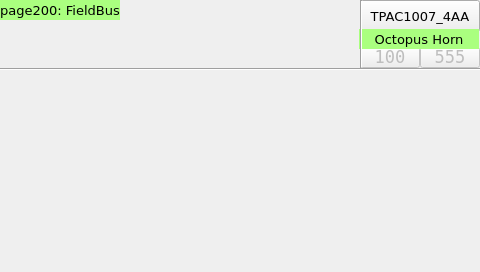
Above: TPAC1007_04_AA/Octopus_Horn2_HMI/page200.ui from MECTsrl/mect_apps before the change. Below: the same form after it.
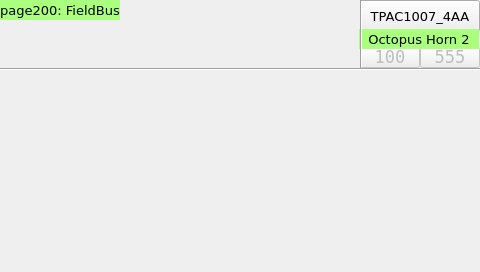
That is the form after the change. Custom widgets are drawn as their Qt base class.

The edit to the form file:
```diff
--- a/TPAC1007_04_AA/Octopus_Horn2_HMI/page200.ui
+++ b/TPAC1007_04_AA/Octopus_Horn2_HMI/page200.ui
@@ -267,7 +267,7 @@
 <string notr="true">background-color: rgb(170, 255, 127);</string>
 </property>
 <property name="text">
-<string>Octopus Horn</string>
+    <string>Octopus Horn 2</string>
 </property>
 <property name="alignment">
 <set>Qt::AlignCenter</set>
```
Left out of the diff: 10 changed lines with no effect on the pictures. Lines whose indentation alone changed are shown as unchanged.
